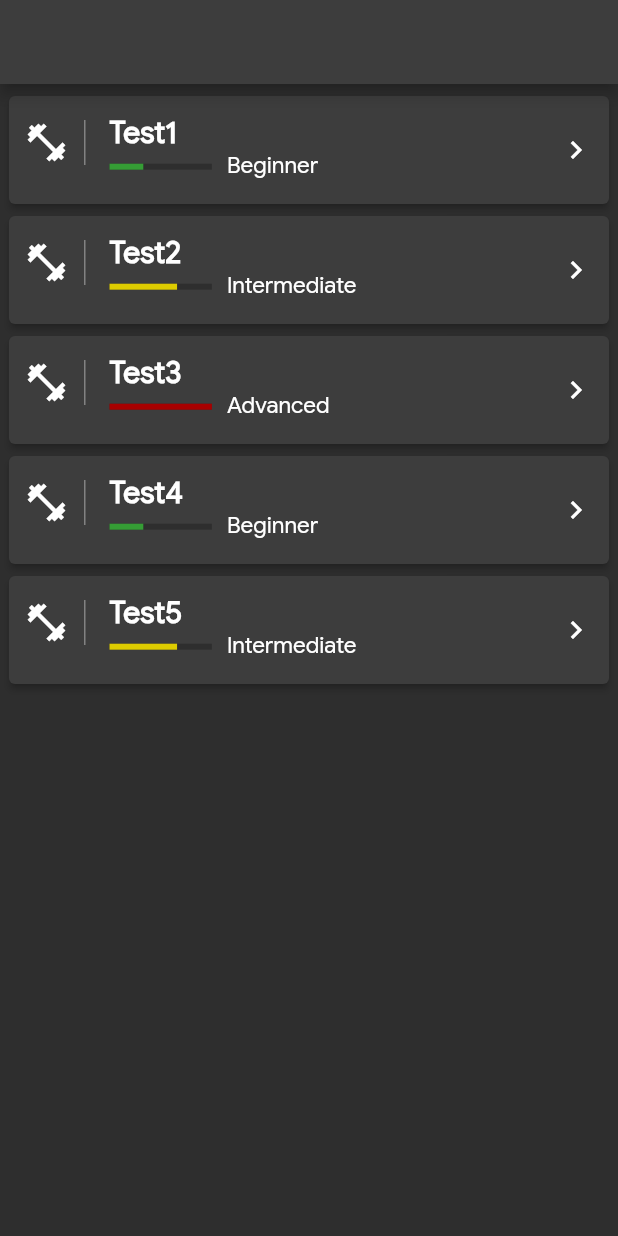
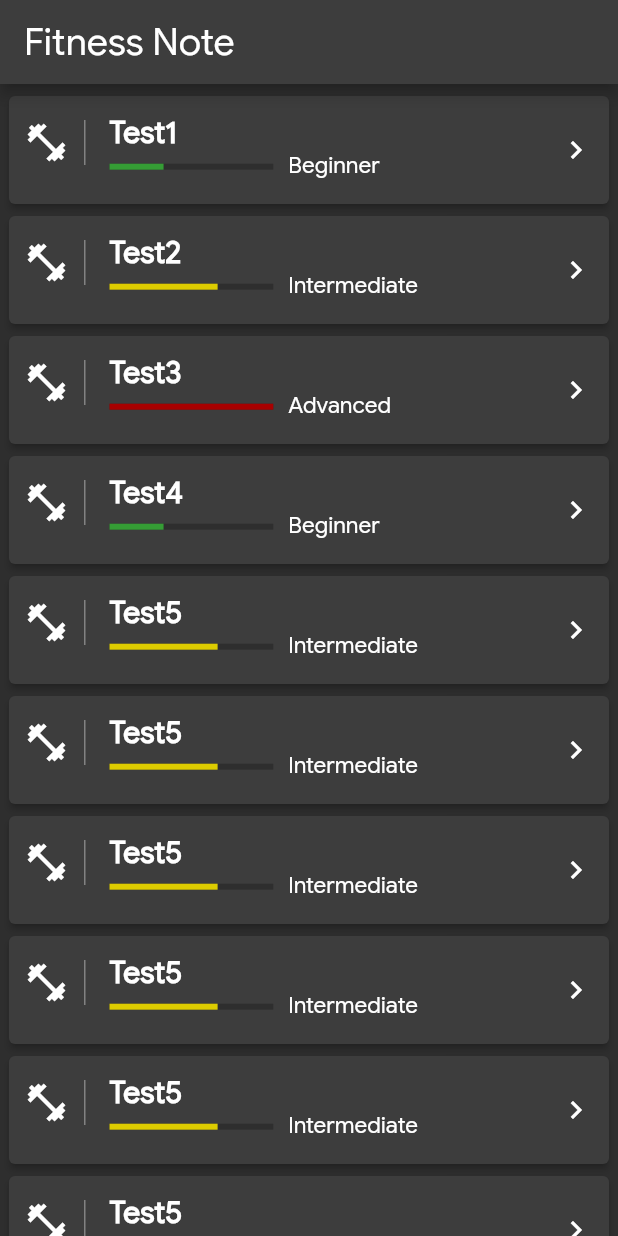
Before and after one commit to xierongchuan/FitnessNote, a Flutter app: the screen it shows after launch, on a phone screen of 412 x 824 dp. Run offline on Flutter 3.47's test engine with Material 2 defaults, Android fonts, the light colour scheme and no system bars; missing offline and left inert: desktop_window.

Commit message:
Initial commit

```diff
--- a/lib/pages/mainPage.dart
+++ b/lib/pages/mainPage.dart
@@ -52,18 +52,19 @@ class _MainPageState extends State<MainPage> {
     );
   }
 
-  windowAction() async{
+  void windowAction() async{
     double width = MediaQuery.of(context).size.width ;
     // double height = MediaQuery.of(context).size.height;
-    if (width > 420) {
-      setState(() {
-        isActiveTabBarText = true;
-      });
-    } else {
-      setState(() {
-        isActiveTabBarText = false;
-      });
-    }
+
+    // if (width > 420) {
+    //   setState(() {
+    //     isActiveTabBarText = true;
+    //   });
+    // } else {
+    //   setState(() {
+    //     isActiveTabBarText = false;
+    //   });
+    // }
 
     if(Platform.isWindows || Platform.isLinux || Platform.isMacOS) {
       DesktopWindow.setMinWindowSize(Size(470, 590));
--- a/lib/pages/pageExtensions/workoutsExtension.dart
+++ b/lib/pages/pageExtensions/workoutsExtension.dart
@@ -37,14 +37,65 @@ class _WorkoutsExtensionState extends State<WorkoutsExtension> {
         author: 'Max5',
         description: 'Lorem ipsum5',
         level: 'Intermediate'),
+    Workout(
+        title: 'Test5',
+        author: 'Max5',
+        description: 'Lorem ipsum5',
+        level: 'Intermediate'),
+    Workout(
+        title: 'Test5',
+        author: 'Max5',
+        description: 'Lorem ipsum5',
+        level: 'Intermediate'),
+    Workout(
+        title: 'Test5',
+        author: 'Max5',
+        description: 'Lorem ipsum5',
+        level: 'Intermediate'),
+    Workout(
+        title: 'Test5',
+        author: 'Max5',
+        description: 'Lorem ipsum5',
+        level: 'Intermediate'),
+    Workout(
+        title: 'Test5',
+        author: 'Max5',
+        description: 'Lorem ipsum5',
+        level: 'Intermediate'),
+    Workout(
+        title: 'Test5',
+        author: 'Max5',
+        description: 'Lorem ipsum5',
+        level: 'Intermediate'),
+    Workout(
+        title: 'Test5',
+        author: 'Max5',
+        description: 'Lorem ipsum5',
+        level: 'Intermediate'),
+    Workout(
+        title: 'Test5',
+        author: 'Max5',
+        description: 'Lorem ipsum5',
+        level: 'Intermediate'),
+    Workout(
+        title: 'Test5',
+        author: 'Max5',
+        description: 'Lorem ipsum5',
+        level: 'Intermediate'),
+    Workout(
+        title: 'Test5',
+        author: 'Max5',
+        description: 'Lorem ipsum5',
+        level: 'Intermediate'),
   ];
 
   @override
   Widget build(BuildContext context) {
     return Container(
       child: Container(
-        margin: EdgeInsets.fromLTRB(0, 4, 0, 0),
+        // padding: EdgeInsets.fromLTRB(0, 4, 0, 0),
         child: ListView.builder(
+          padding: EdgeInsets.fromLTRB(0, 4, 0, 4),
           itemCount: workouts.length,
           itemBuilder: (context, i) {
             return Card(
@@ -58,9 +109,10 @@ class _WorkoutsExtensionState extends State<WorkoutsExtension> {
                     padding: EdgeInsets.only(right: 10),
                     child: mIcon(Icons.fitness_center, size: 30),
                     decoration: BoxDecoration(
-                        border: Border(
-                      right: BorderSide(width: 1, color: mLightGrey),
-                    )),
+                      border: Border(
+                        right: BorderSide(width: 1, color: mLightGrey),
+                      )
+                    ),
                   ),
                   title: mText20(workouts[i].title, fontWeight: FontWeight.bold),
                   trailing: mIcon(Icons.keyboard_arrow_right),
@@ -97,7 +149,7 @@ Widget subTitle(BuildContext context, Workout workout) {
   return Row(
     children: <Widget>[
       Expanded(
-        flex: 1,
+        flex: 2,
         child: LinearProgressIndicator(
           backgroundColor: mDarkGrey,
           value: indicatorLevel,
```
Also changed, not shown: lib/main.dart (+0 -123 lines), 1 other file.
